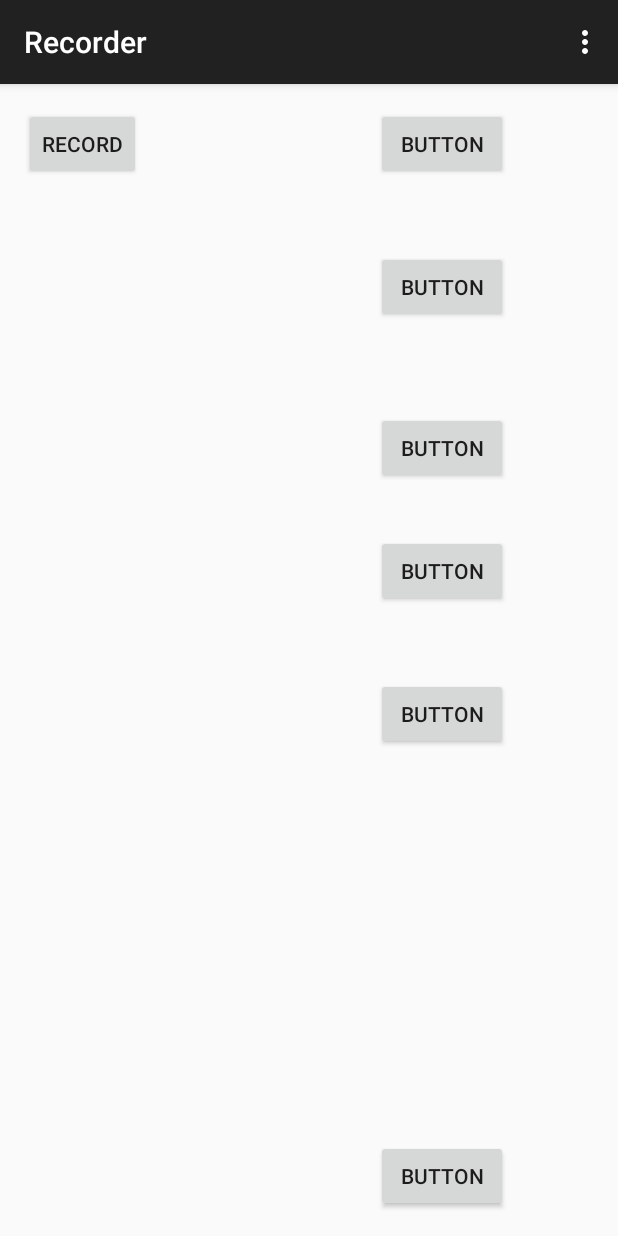
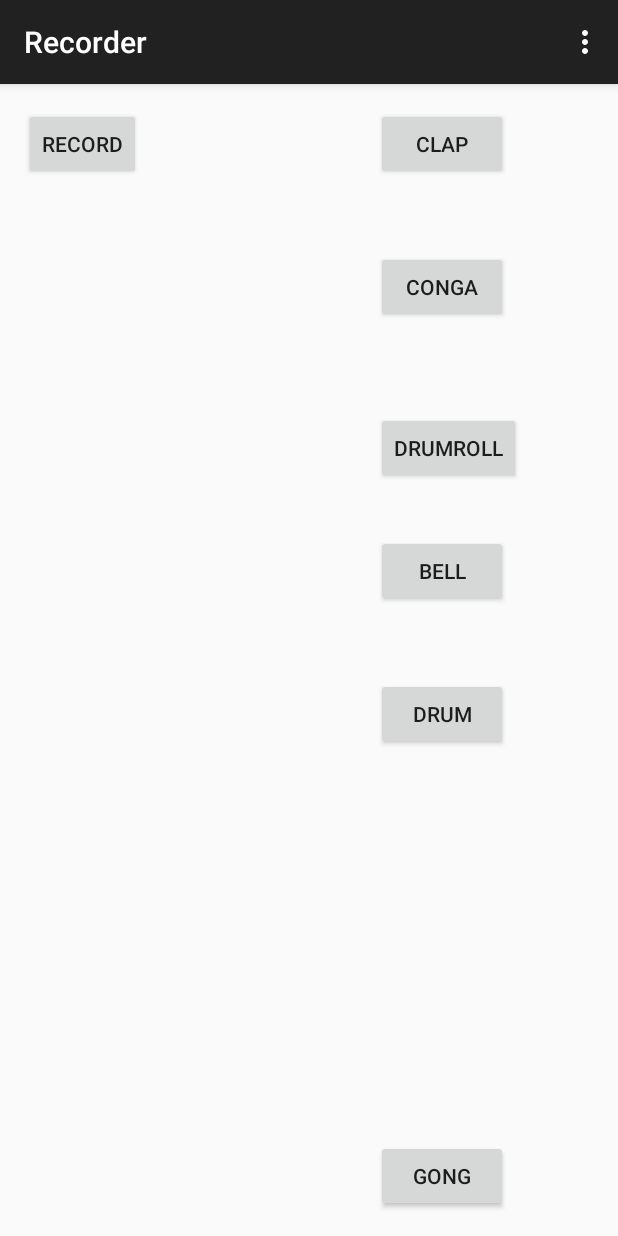
Before and after one commit to aremu/Recorder, an Android app: the screen it shows after launch (RecordActivity), on a phone screen of 412 x 824 dp. Run offline under Robolectric (Android 15) with nearby library versions, the phone set to English and light mode, and no system bars.

Commit message:
Final Version. May 1, 2015

```diff
--- a/app/src/main/res/layout/activity_record.xml
+++ b/app/src/main/res/layout/activity_record.xml
@@ -12,15 +12,16 @@
     <Button
         android:layout_width="wrap_content"
         android:layout_height="wrap_content"
-        android:text="Button"
+        android:text="Clap"
         android:id="@+id/button1"
         android:layout_alignLeft="@+id/button2"
-        android:layout_alignStart="@+id/button2"/>
+        android:layout_alignStart="@+id/button2"
+        />
 
     <Button
         android:layout_width="wrap_content"
         android:layout_height="wrap_content"
-        android:text="Button"
+        android:text="Conga"
         android:id="@+id/button2"
         android:layout_marginTop="47dp"
         android:layout_below="@+id/button1"
@@ -30,7 +31,7 @@
     <Button
         android:layout_width="wrap_content"
         android:layout_height="wrap_content"
-        android:text="Button"
+        android:text="DrumRoll"
         android:id="@+id/button3"
         android:layout_below="@+id/button2"
         android:layout_alignLeft="@+id/button4"
@@ -40,7 +41,7 @@
     <Button
         android:layout_width="wrap_content"
         android:layout_height="wrap_content"
-        android:text="Button"
+        android:text="Bell"
         android:id="@+id/button4"
         android:layout_marginTop="34dp"
         android:layout_below="@+id/button3"
@@ -52,7 +53,7 @@
     <Button
         android:layout_width="wrap_content"
         android:layout_height="wrap_content"
-        android:text="Button"
+        android:text="Drum"
         android:id="@+id/button5"
         android:layout_marginTop="47dp"
         android:layout_below="@+id/button4"
@@ -62,7 +63,7 @@
     <Button
         android:layout_width="wrap_content"
         android:layout_height="wrap_content"
-        android:text="Button"
+        android:text="Gong"
         android:id="@+id/button6"
         android:layout_alignParentBottom="true"
         android:layout_alignLeft="@+id/button5"
```
Also changed, not shown: app/src/main/java/com/example/leodavinci360/recorder/RecordActivity.java (+5 -8 lines), 5 other files.
